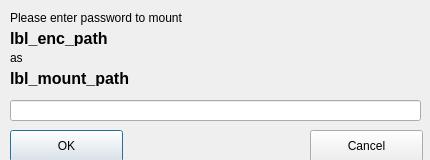
corelan/pyencfsgui, file encfsgui_password.ui: the form before one commit.
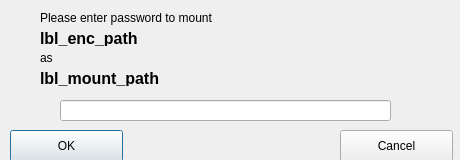
The form after the commit. Icons and pictures are not drawn.

What changed in the file:
```diff
--- a/encfsgui_password.ui
+++ b/encfsgui_password.ui
@@ -9,7 +9,7 @@
    <rect>
     <x>0</x>
     <y>0</y>
-    <width>430</width>
+    <width>460</width>
     <height>160</height>
    </rect>
   </property>
@@ -21,7 +21,7 @@
   </property>
   <property name="minimumSize">
    <size>
-    <width>430</width>
+    <width>460</width>
     <height>160</height>
    </size>
   </property>
@@ -40,7 +40,7 @@
   <widget class="QLabel" name="lbl_line1">
    <property name="geometry">
     <rect>
-     <x>10</x>
+     <x>40</x>
      <y>10</y>
      <width>221</width>
      <height>16</height>
@@ -53,7 +53,7 @@
   <widget class="QLabel" name="lbl_enc_path">
    <property name="geometry">
     <rect>
-     <x>10</x>
+     <x>40</x>
      <y>30</y>
      <width>411</width>
      <height>16</height>
@@ -73,7 +73,7 @@
   <widget class="QLabel" name="lbl_line2">
    <property name="geometry">
     <rect>
-     <x>10</x>
+     <x>40</x>
      <y>50</y>
      <width>221</width>
      <height>16</height>
@@ -86,7 +86,7 @@
   <widget class="QLabel" name="lbl_mount_path">
    <property name="geometry">
     <rect>
-     <x>10</x>
+     <x>40</x>
      <y>70</y>
      <width>411</width>
      <height>16</height>
@@ -106,9 +106,9 @@
   <widget class="QLineEdit" name="txt_password">
    <property name="geometry">
     <rect>
-     <x>10</x>
+     <x>60</x>
      <y>100</y>
-     <width>411</width>
+     <width>331</width>
      <height>21</height>
     </rect>
    </property>
@@ -132,7 +132,7 @@
   <widget class="QPushButton" name="btn_cancel">
    <property name="geometry">
     <rect>
-     <x>310</x>
+     <x>340</x>
      <y>130</y>
      <width>113</width>
      <height>32</height>
@@ -142,6 +142,22 @@
     <string>Cancel</string>
    </property>
   </widget>
+  <widget class="QLabel" name="lbl_image">
+   <property name="geometry">
+    <rect>
+     <x>0</x>
+     <y>10</y>
+     <width>32</width>
+     <height>32</height>
+    </rect>
+   </property>
+   <property name="text">
+    <string/>
+   </property>
+   <property name="pixmap">
+    <pixmap>bitmaps/icons8-warning-shield-32.png</pixmap>
+   </property>
+  </widget>
  </widget>
  <resources/>
  <connections/>
```
Left out of the diff: 5 changed lines with no effect on the pictures.
